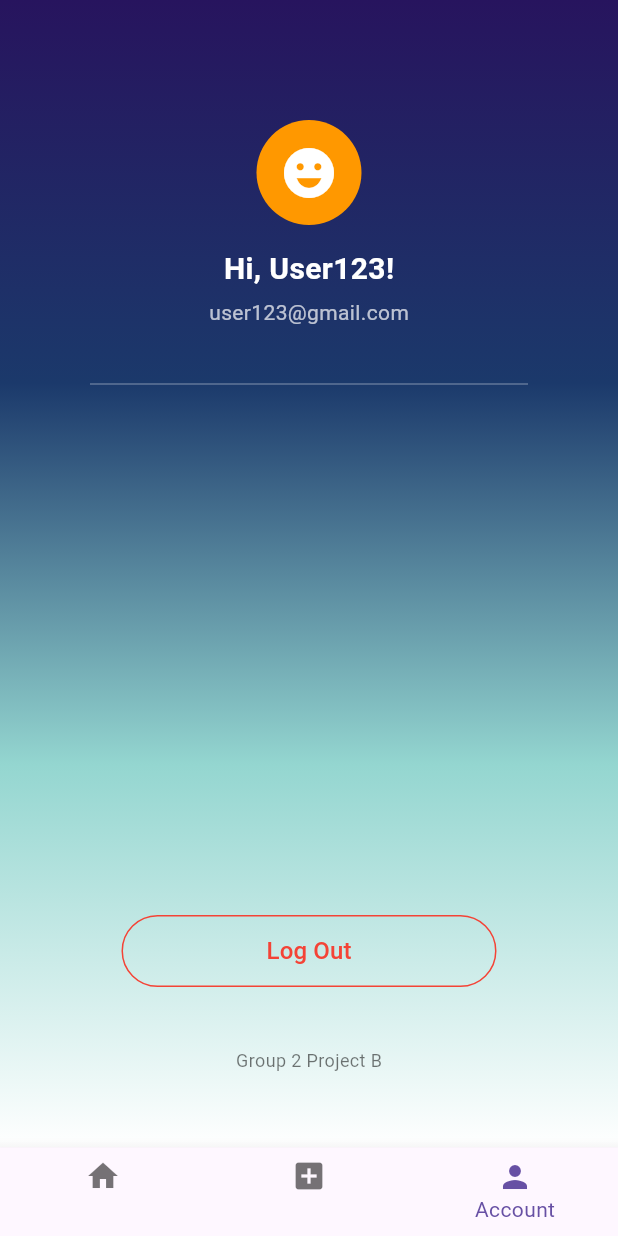
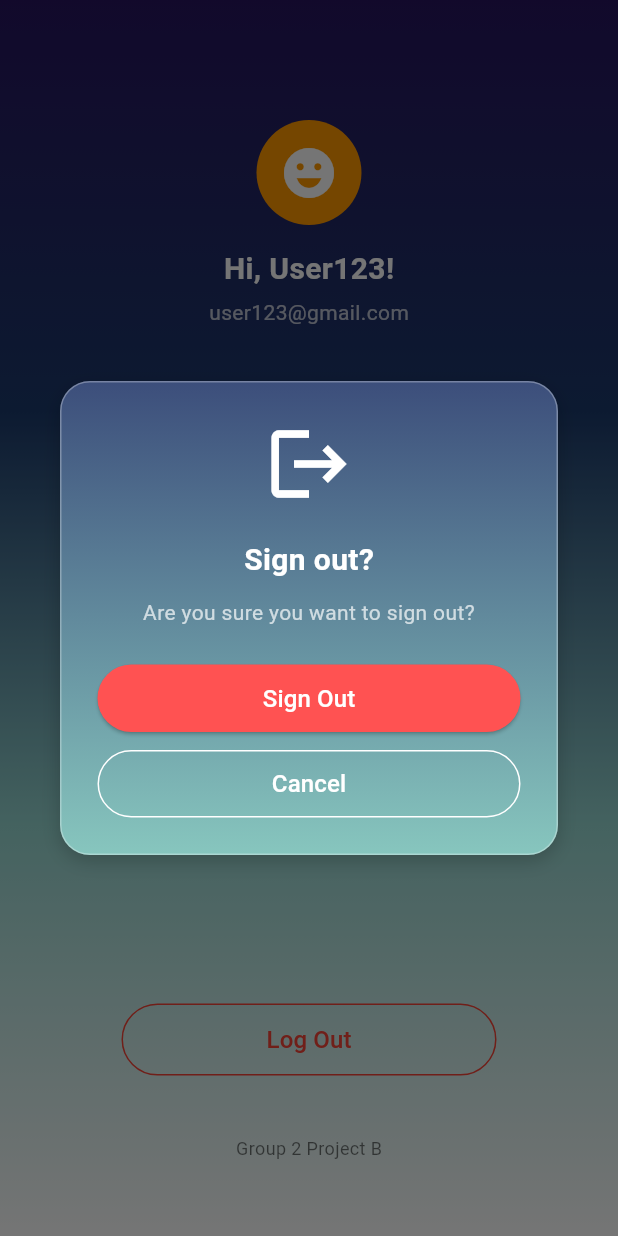
Before and after one commit to Pattaphon-sr/room_reservation_system_app, a Flutter app: the AccountPage screen opened directly, after a tap on "Log Out", on a phone screen of 412 x 824 dp. Run offline on Flutter 3.47's test engine with Material 3 defaults, Android fonts, the phone set to English and light mode, and no system bars.

Commit message:
Modified code for account.dart(no bottomnavbar)

```diff
--- a/lib/features/user/account.dart
+++ b/lib/features/user/account.dart
@@ -1,13 +1,18 @@
 import 'package:flutter/material.dart';
+import 'package:room_reservation_system_app/features/auth/auth.dart';
+import 'package:room_reservation_system_app/shared/widgets/widgets.dart';
 
-
-class AccountPage extends StatelessWidget {
+class AccountPage extends StatefulWidget {
   const AccountPage({super.key});
 
   @override
+  State<AccountPage> createState() => _AccountPageState();
+}
+
+class _AccountPageState extends State<AccountPage> {
+  @override
   Widget build(BuildContext context) {
     return Scaffold(
-      bottomNavigationBar: _bottomNavBar(),
       body: Container(
         width: double.infinity,
         height: double.infinity,
@@ -16,9 +21,9 @@ class AccountPage extends StatelessWidget {
             begin: Alignment.topCenter,
             end: Alignment.bottomCenter,
             colors: [
-              Color(0xFF27145E), // mock deep purple
-              Color(0xFF1B396B), // mock blue
-              Color(0xFF94D6D0), // mock teal
+              Color(0xFF27145E),
+              Color(0xFF1B396B),
+              Color(0xFF94D6D0),
               Colors.white,
             ],
           ),
@@ -26,23 +31,26 @@ class AccountPage extends StatelessWidget {
         child: Column(
           children: [
             const SizedBox(height: 80),
-
-            // Profile Section
             const CircleAvatar(
               radius: 35,
               backgroundColor: Colors.orange,
               child: Icon(Icons.emoji_emotions, size: 40, color: Colors.white),
             ),
             const SizedBox(height: 15),
-            const Text("Hi, User123!", style: TextStyle(fontSize: 20, fontWeight: FontWeight.bold, color: Colors.white)),
+            const Text(
+              "Hi, User123!",
+              style: TextStyle(fontSize: 20, fontWeight: FontWeight.bold, color: Colors.white),
+            ),
             const SizedBox(height: 4),
-            const Text("user123@gmail.com", style: TextStyle(fontSize: 14, color: Colors.white70)),
+            const Text(
+              "user123@gmail.com",
+              style: TextStyle(fontSize: 14, color: Colors.white70),
+            ),
             const SizedBox(height: 30),
             const Divider(color: Colors.white30, indent: 60, endIndent: 60),
-
             const Spacer(),
 
-            // Logout Button
+            // ปุ่ม Log Out
             Container(
               width: 250,
               height: 48,
@@ -51,13 +59,21 @@ class AccountPage extends StatelessWidget {
                 border: Border.all(color: Colors.red),
               ),
               child: TextButton(
-                onPressed: () {}, // ยังไม่ทำงาน
-                child: const Text("Log Out", style: TextStyle(color: Colors.red, fontSize: 16)),
+                onPressed: () {
+                  _showSignOutDialog(context);
+                },
+                child: const Text(
+                  "Log Out",
+                  style: TextStyle(color: Colors.red, fontSize: 16),
+                ),
               ),
             ),
 
             const SizedBox(height: 40),
-            const Text("Group 2 Project B", style: TextStyle(color: Colors.black54, fontSize: 12)),
+            const Text(
+              "Group 2 Project B",
+              style: TextStyle(color: Colors.black54, fontSize: 12),
+            ),
             const SizedBox(height: 50),
           ],
         ),
@@ -65,14 +81,103 @@ class AccountPage extends StatelessWidget {
     );
   }
 
-  Widget _bottomNavBar() {
-    return BottomNavigationBar(
-      currentIndex: 2, // Account tab active
-      items: const [
-        BottomNavigationBarItem(icon: Icon(Icons.home), label: ""),
-        BottomNavigationBarItem(icon: Icon(Icons.add_box), label: ""),
-        BottomNavigationBarItem(icon: Icon(Icons.person), label: "Account"),
-      ],
+  // กล่องยืนยันการออกจากระบบ
+  void _showSignOutDialog(BuildContext context) {
+    showDialog(
+      context: context,
+      barrierDismissible: false, // ต้องกดปุ่มเท่านั้นถึงปิดได้
+      builder: (BuildContext context) {
+        return Dialog(
+          backgroundColor: Colors.transparent,
+          insetPadding: const EdgeInsets.symmetric(horizontal: 40),
+          child: Container(
+            padding: const EdgeInsets.all(24),
+            decoration: BoxDecoration(
+              gradient: const LinearGradient(
+                begin: Alignment.topCenter,
+                end: Alignment.bottomCenter,
+                colors: [
+                  Color(0xFF3C4E7B),
+                  Color(0xFF87C6BE),
+                ],
+              ),
+              borderRadius: BorderRadius.circular(20),
+              border: Border.all(color: Colors.white30, width: 1),
+              boxShadow: [
+                BoxShadow(
+                  color: Colors.black.withOpacity(0.2),
+                  blurRadius: 10,
+                  offset: const Offset(0, 4),
+                ),
+              ],
+            ),
+            child: Column(
+              mainAxisSize: MainAxisSize.min,
+              children: [
+                const Icon(Icons.logout, color: Colors.white, size: 60),
+                const SizedBox(height: 20),
+                const Text(
+                  "Sign out?",
+                  style: TextStyle(fontSize: 20, fontWeight: FontWeight.bold, color: Colors.white),
+                ),
+                const SizedBox(height: 10),
+                const Text(
+                  "Are you sure you want to sign out?",
+                  style: TextStyle(fontSize: 14, color: Colors.white70),
+                  textAlign: TextAlign.center,
+                ),
+                const SizedBox(height: 25),
+
+                // ปุ่ม Sign Out
+                SizedBox(
+                  width: double.infinity,
+                  height: 45,
+                  child: ElevatedButton(
+                    style: ElevatedButton.styleFrom(
+                      backgroundColor: Colors.redAccent,
+                      shape: RoundedRectangleBorder(
+                        borderRadius: BorderRadius.circular(30),
+                      ),
+                    ),
+                    onPressed: () {
+                      Navigator.pop(context);
+                      // นำทางกลับไปหน้า SignInScreen
+                      Navigator.pushReplacement(
+                        context,
+                        MaterialPageRoute(builder: (_) => const SignInScreen()),
+                      );
+                    },
+                    child: const Text(
+                      "Sign Out",
+                      style: TextStyle(color: Colors.white, fontSize: 16),
+                    ),
+                  ),
+                ),
+                const SizedBox(height: 12),
+
+                // ปุ่ม Cancel
+                SizedBox(
+                  width: double.infinity,
+                  height: 45,
+                  child: OutlinedButton(
+                    style: OutlinedButton.styleFrom(
+                      side: const BorderSide(color: Colors.white),
+                      shape: RoundedRectangleBorder(
+                        borderRadius: BorderRadius.circular(30),
+                      ),
+                    ),
+                    onPressed: () => Navigator.pop(context),
+                    child: const Text(
+                      "Cancel",
+                      style: TextStyle(color: Colors.white, fontSize: 16),
+                    ),
+                  ),
+                ),
+              ],
+            ),
+          ),
+        );
+      },
     );
   }
 }
--- a/lib/main.dart
+++ b/lib/main.dart
@@ -12,10 +12,11 @@ class MyApp extends StatelessWidget {
   Widget build(BuildContext context) {
     return const MaterialApp(
       debugShowCheckedModeBanner: false,
-      home: TestScreen(),
+      // home: TestScreen(),
       // home: InitialScreen(),
       // home: SignInScreen(),
       // home: SignUpScreen(),
+       home: AccountPage(),
     );
   }
 }
```
